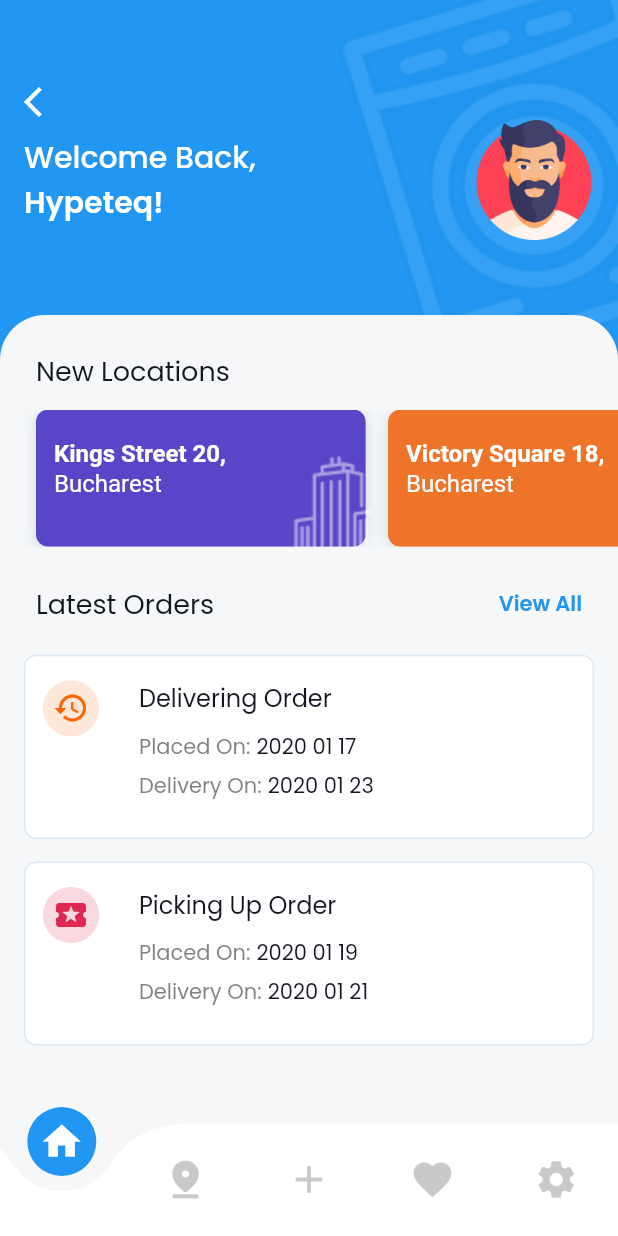
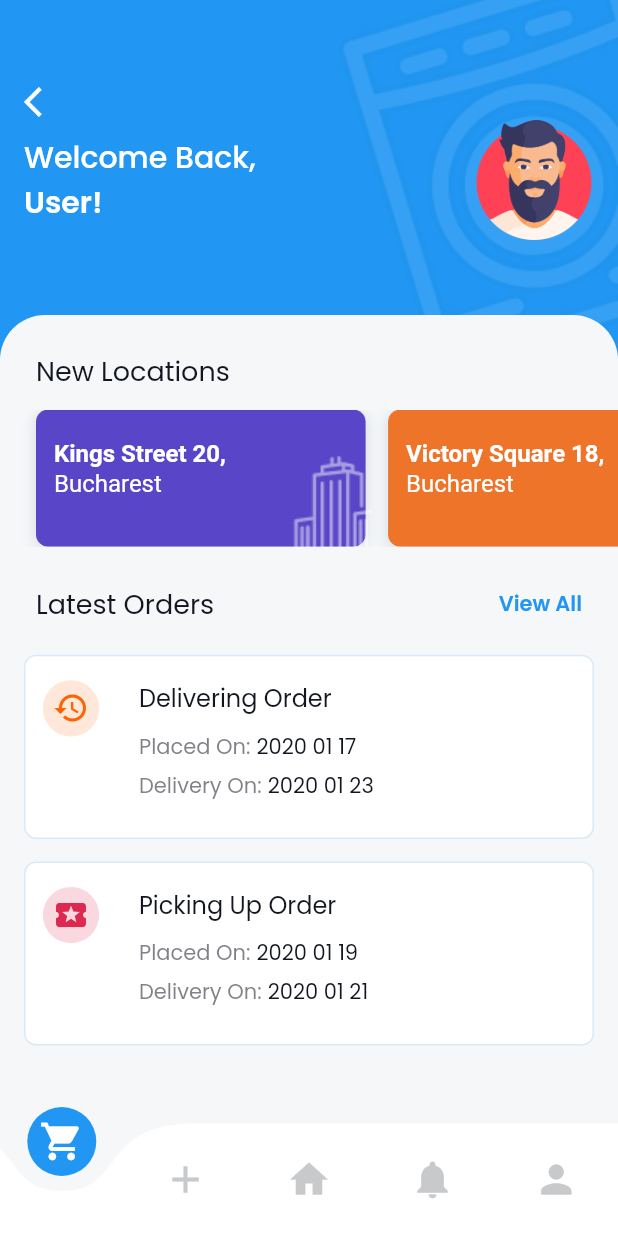
Before and after one commit to mwanawabangona/LaundryApp-main, a Flutter app: the Dashboard screen opened by its route, on a phone screen of 412 x 824 dp. Run offline on Flutter 3.47's test engine with Material 2 defaults, Android fonts, the phone set to English and light mode, and no system bars; drawn by our look-alikes of curved_navigation_bar; our stand-ins replace flutter_screenutil, google_fonts.

Commit message:
Made a Few updates

```diff
--- a/lib/pages/dashboard.dart
+++ b/lib/pages/dashboard.dart
@@ -22,27 +22,26 @@ class _DashboardState extends State<Dashboard> {
         buttonBackgroundColor: Constants.primaryColor,
         items: [
           Icon(
-            Icons.home,
+            Icons.shopping_cart,
             size: 30.0,
             color: activeIndex == 0 ? Colors.white : Color(0xFFC8C9CB),
           ),
           Icon(
-            Icons.pin_drop_rounded,
-            size: 30.0,
+            Icons.add,          size: 30.0,
             color: activeIndex == 1 ? Colors.white : Color(0xFFC8C9CB),
           ),
           Icon(
-            Icons.add,
+            Icons.home,
             size: 30.0,
             color: activeIndex == 2 ? Colors.white : Color(0xFFC8C9CB),
           ),
           Icon(
-            Icons.favorite,
+            Icons.notifications,
             size: 30.0,
             color: activeIndex == 3 ? Colors.white : Color(0xFFC8C9CB),
           ),
           Icon(
-            Icons.settings,
+            Icons.person,
             size: 30.0,
             color: activeIndex == 4 ? Colors.white : Color(0xFFC8C9CB),
           ),
@@ -109,7 +108,7 @@ class _DashboardState extends State<Dashboard> {
                                         ),
                                   ),
                                   TextSpan(
-                                    text: "Hypeteq!",
+                                    text: "User!",
                                     style: Theme.of(context)
                                         .textTheme
                                         .titleLarge
--- a/lib/pages/home.dart
+++ b/lib/pages/home.dart
@@ -58,6 +58,7 @@ class Home extends StatelessWidget {
                     topLeft: Radius.circular(30.0),
                   ),
                 ),
+                child: SingleChildScrollView(
                   child: Column(
                     crossAxisAlignment: CrossAxisAlignment.start,
                     children: [
@@ -101,6 +102,7 @@ class Home extends StatelessWidget {
                     ],
                   ),
                 ),
+              ),
             )
           ],
         ),
--- a/lib/pages/login.dart
+++ b/lib/pages/login.dart
@@ -154,8 +154,7 @@ class Login extends StatelessWidget {
                                     ),
                                   ),
                                 ],
-                              )
-
+                              ),
                             ],
                           ),
                         ),
```
Also changed, not shown: lib/pages/register_screen.dart (+65 -3 lines). Lines whose indentation alone changed are shown as unchanged.
